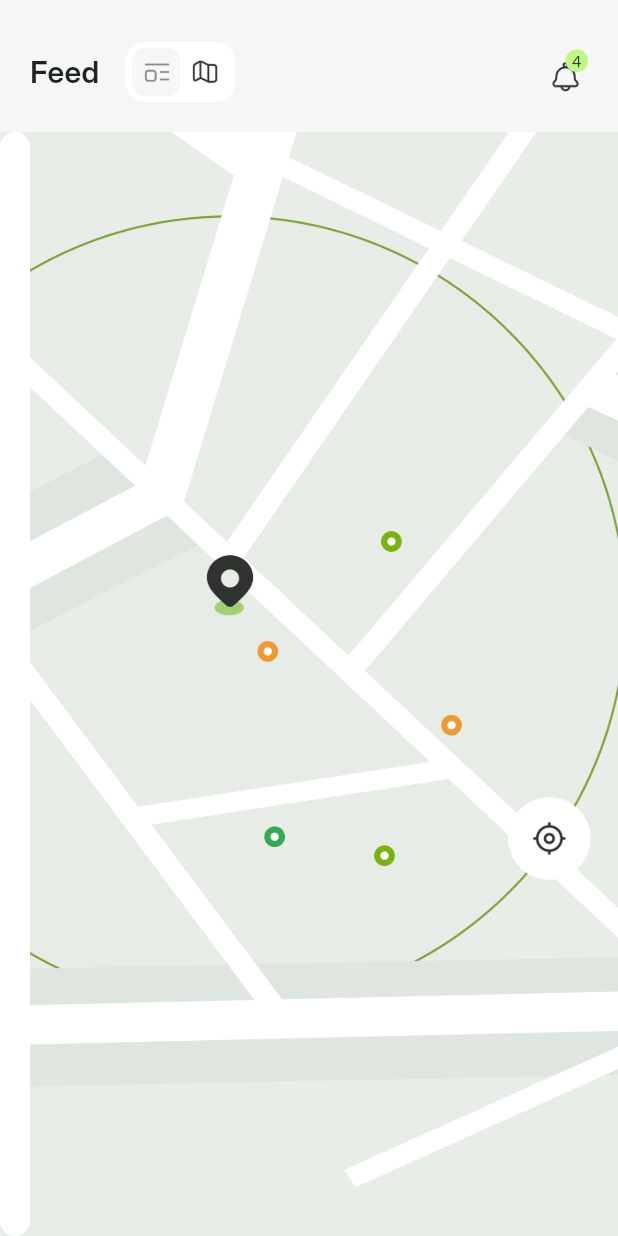
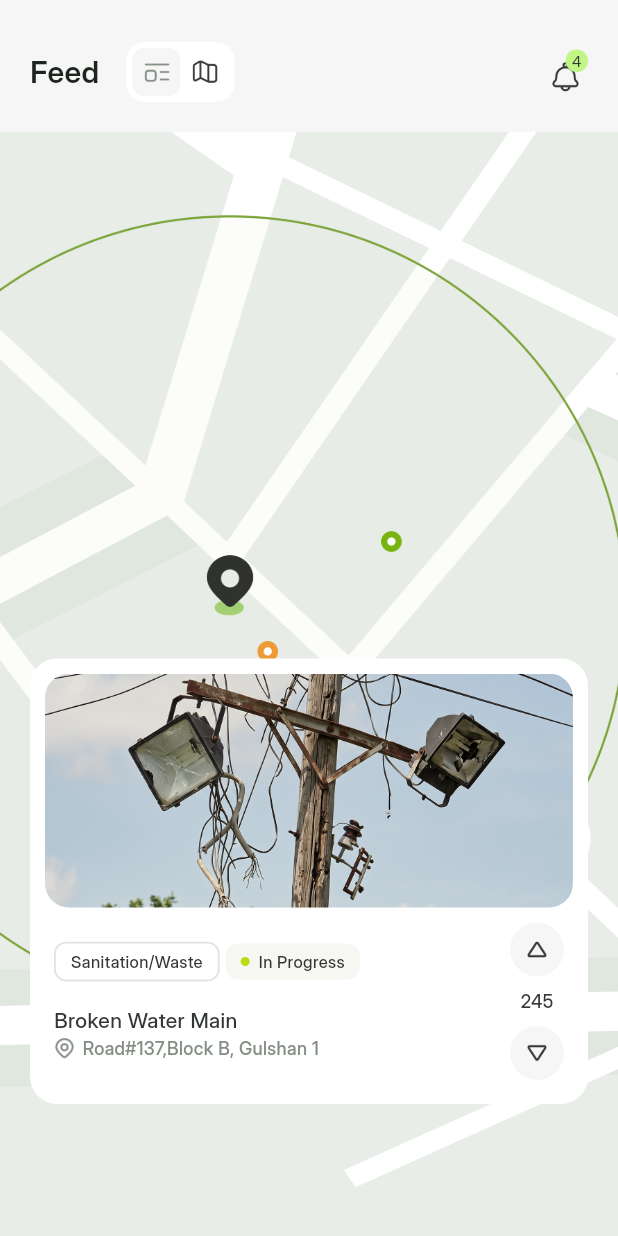
Before and after one commit to aanikaa2325-bit/sivic, a Flutter app: the screen it shows after launch, on a phone screen of 412 x 824 dp. Run offline on Flutter 3.47's test engine with Material 3 defaults, Android fonts, the phone set to English and light mode, and no system bars; our stand-ins replace dotted_border.

Commit message:
modified feed post card

```diff
--- a/lib/screens/feed_map.dart
+++ b/lib/screens/feed_map.dart
@@ -113,12 +113,18 @@ class FeedMap extends StatelessWidget {
                     ),
                   ),
 
-                  FeedPostCard(
-                      isOnMap: true,
-                      category: 'Sanitation/Waste',
-                      title: 'Broken Water Main',
-                      address: 'Road#137,Block B, Gulshan 1',
-                      progressStatus: 'In Progress',
+                  Positioned(
+                    bottom: 88,
+                    left: 20,
+                    right: 20,
+                    child: FeedPostCard(
+                        isOnMap: false,
+                        category: 'Sanitation/Waste',
+                        title: 'Broken Water Main',
+                        address: 'Road#137,Block B, Gulshan 1',
+                        progressStatus: 'In Progress',
+                        imageData: 'assets/images/complaint_image_1.png',
+                    ),
                   ),
                 ],
               ),
--- a/lib/widgets/feed_post_card.dart
+++ b/lib/widgets/feed_post_card.dart
@@ -1,5 +1,6 @@
 import 'package:flutter/material.dart';
 import 'package:sivic/screens/feed.dart';
+import 'package:sivic/widgets/voting_widget.dart';
 
 class FeedPostCard extends StatelessWidget {
   final bool isOnMap;
@@ -19,7 +20,7 @@ class FeedPostCard extends StatelessWidget {
     this.imageData,
   });
 
-  bool get hasImage => imageData != null && imageData!.isNotEmpty;
+  bool get hasImage => imageData != null && imageData!.isNotEmpty && !isOnMap;
 
 
   Color _getStatusColor(String status) {
@@ -68,6 +69,8 @@ class FeedPostCard extends StatelessWidget {
         child: Column(
           children: [
             if(hasImage)...[
+              Column(
+                children: [
                   Container(
                     height: 156,
                     decoration: BoxDecoration(
@@ -75,9 +78,98 @@ class FeedPostCard extends StatelessWidget {
                       borderRadius: BorderRadius.circular(16),
                       image: DecorationImage(image: AssetImage(imageData!), fit: BoxFit.cover),
                     ),
+                  ),
+                  SizedBox(height: 6),
+                ],
+              ),
+            ],
+            SizedBox(height: 4),
+            Padding(
+              padding: const EdgeInsets.symmetric(horizontal: 6.0),
+              child: Row(
+                mainAxisAlignment: MainAxisAlignment.spaceBetween,
+                children: [
+                  Column(
+                    crossAxisAlignment: CrossAxisAlignment.start,
+                    children: [
+                      Row(
+                        children: [
+                          Container(
+                            decoration: BoxDecoration(
+                              border: Border.all(color: Color(0xFFDFE6DF), width: 1.25),
+                              borderRadius: BorderRadius.circular(8),
+                            ),
+                            child: Padding(
+                              padding: const EdgeInsets.symmetric(horizontal: 10, vertical: 4.0),
+                              child: Text(category, style: TextStyle(
+                                color: Color(0xFF333733),
+                                fontSize: 11,
+                                fontWeight: FontWeight.w500,
+                              ),
+                              ),
+                            ),
+                          ),
+                          SizedBox(width: 4),
+                          Container(
+                            decoration: BoxDecoration(
+                              borderRadius: BorderRadius.circular(8),
+                              color: _getAccentColor(progressStatus),
+                            ),
+                            child: Padding(
+                              padding: const EdgeInsets.only(top: 4, left: 10, right: 10, bottom: 4),
+                              child: Row(
+                                mainAxisSize: MainAxisSize.min,
+                                children: [
+                                  Container(
+                                    height: 6,
+                                    width: 6,
+                                    decoration: BoxDecoration(
+                                        borderRadius: BorderRadius.circular(50),
+                                        color: _getStatusColor(progressStatus)
+                                    ),
+                                  ),
+                                  SizedBox(width: 6),
+                                  Text(progressStatus,
+                                    style: TextStyle(
+                                      fontSize: 11,
+                                      fontWeight: FontWeight.w500,
+                                      color: Color(0xFF333733),
+                                    ),
+                                  ),
+                                ],
+                              ),
+                            ),
+                          ),
+                        ],
+                      ),
+                      SizedBox(height: 16),
+                      Text(title,
+                        style: TextStyle(
+                          fontSize: 14,
+                          fontWeight: FontWeight.w500,
+                          color: Color(0xFF333733),
+                        ),
+                      ),
+                      Row(
+                        children: [
+                          Image(image: AssetImage('assets/icons/location_pin.png'), height: 14, width: 14),
+                          SizedBox(width: 5),
+                          Text(address,
+                            style: TextStyle(
+                              fontSize: 12,
+                              fontWeight: FontWeight.w500,
+                              color: Color(0xFF848D84),
+                            ),
+                          ),
+                        ],
+                      )
+                    ],
 
+                  ),
+                  VotingWidget(initialValue: 245),
+                ],
+              ),
             )
-            ]
           ],
         ),
       ),
```
Also changed, not shown: assets/images/map.png. Lines whose indentation alone changed are shown as unchanged.
